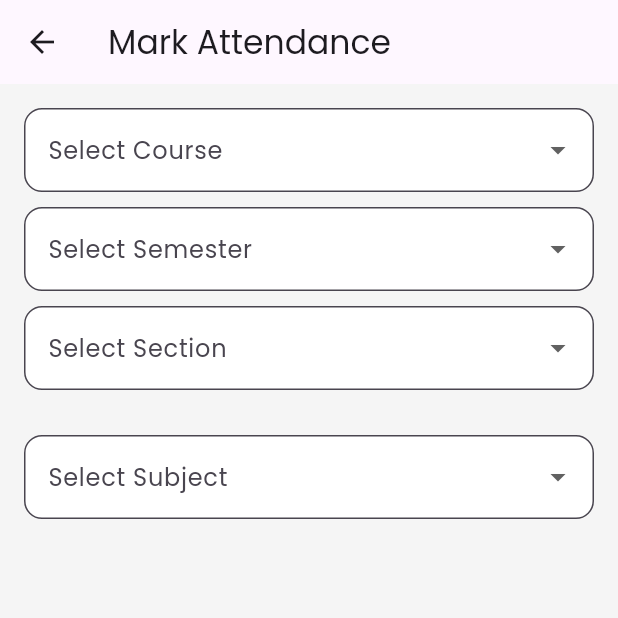
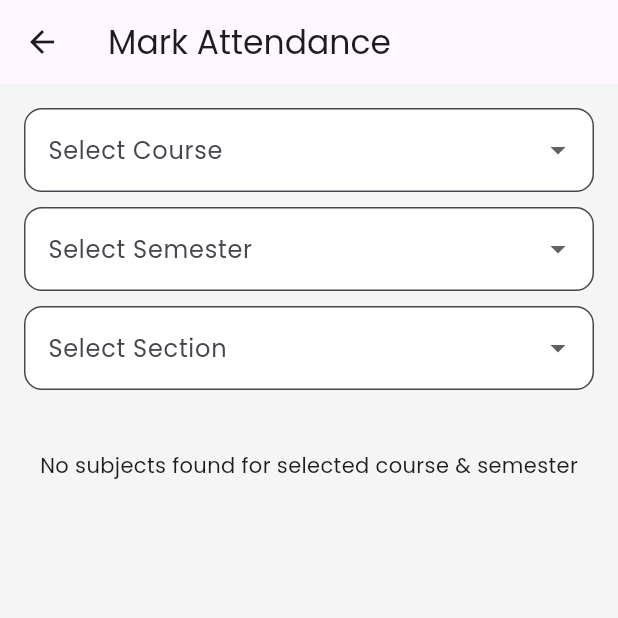
Before and after one commit to harmanbajwa2954/departmentv2, a Flutter app: the ManageAttendanceScreen screen opened directly, after a tap on "Submit Attendence", on a phone screen of 412 x 824 dp, the top half of it. Run offline on Flutter 3.47's test engine with Material 3 defaults, Android fonts, the light colour scheme and no system bars; our stand-ins replace cloud_firestore, firebase_core, google_fonts; accounts and stored records are empty.

```diff
--- a/lib/attendence/teacher_attendence_screen.dart
+++ b/lib/attendence/teacher_attendence_screen.dart
@@ -1,6 +1,8 @@
 import 'package:flutter/material.dart';
 import 'package:cloud_firestore/cloud_firestore.dart';
 import 'package:department/widgets/button.dart';
+import 'package:department/auth/auth_service.dart';
+
 // import 'package:department/widgets/textfield.dart';
 
 class TeacherMarkAttendanceScreen extends StatefulWidget {
@@ -14,8 +16,8 @@ class _TeacherMarkAttendanceScreenState extends State<TeacherMarkAttendanceScree
   String? selectedCourse;
   String? selectedSem;
   String? selectedSection;
-  final List<String> subjects = ['Computer Networks', 'Data Structures', 'Operating Systems'];
   String? selectedSubject;
+
 
 
   final List<String> courses = ['Civil Engineering','Computer Science', 'Electronics & Communication', 'Electrical', 'Mechanical Engineering'];
@@ -48,7 +50,7 @@ class _TeacherMarkAttendanceScreenState extends State<TeacherMarkAttendanceScree
 
       setState(() {});
     } catch (e) {
-      print("Error loading students: $e");
+      // print("Error loading students: $e");
       ScaffoldMessenger.of(context).showSnackBar(
         const SnackBar(content: Text('Failed to load students')),
       );
@@ -66,29 +68,45 @@ class _TeacherMarkAttendanceScreenState extends State<TeacherMarkAttendanceScree
 
     final date = DateTime.now();
     final dateString = "${date.year}-${date.month.toString().padLeft(2, '0')}-${date.day.toString().padLeft(2, '0')}";
-
+    final currentUser = AuthService().getCurrentUser();
+    final teacherUid = currentUser?.uid ?? 'unknown';
     try {
       for (var entry in attendanceMap.entries) {
         final studentId = entry.key;
         final isPresent = entry.value;
 
-        final attendanceRef = FirebaseFirestore.instance
+        // Saving inside student's attendance
+        await FirebaseFirestore.instance
             .collection('users')
             .doc(studentId)
             .collection('attendance')
-            .doc(selectedSubject!)  // ✅ Now grouped under subject
+            .doc(selectedSubject!)
             .collection('records')
-            .doc(dateString);
-
-        await attendanceRef.set({
+            .doc(dateString)
+            .set({
           'status': isPresent ? 'Present' : 'Absent',
           'timestamp': FieldValue.serverTimestamp(),
           'course': selectedCourse,
-          'year': selectedSem,
+          'semester': selectedSem,
           'section': selectedSection,
           'subject': selectedSubject,
         });
+
+        // Also saving inside teacher's attendance
+        await FirebaseFirestore.instance
+            .collection('teachers')
+            .doc(teacherUid)
+            .collection('attendance')
+            .doc('$selectedSubject - ${selectedCourse}_${selectedSem}_${selectedSection}')
+            .collection('records')
+            .doc(dateString)
+            .set({
+          'studentId': studentId,
+          'status': isPresent ? 'Present' : 'Absent',
+        });
       }
+
+
 
       ScaffoldMessenger.of(context).showSnackBar(
         const SnackBar(content: Text('Attendance submitted successfully!')),
@@ -100,11 +118,24 @@ class _TeacherMarkAttendanceScreenState extends State<TeacherMarkAttendanceScree
         selectedSubject = null;
       });
     } catch (e) {
-      print('Error submitting attendance: $e');
+      // print('Error submitting attendance: $e');
       ScaffoldMessenger.of(context).showSnackBar(
         const SnackBar(content: Text('Failed to submit attendance')),
       );
     }
+  }
+  Stream<QuerySnapshot> getSubjectsStream() {
+    if (selectedCourse == null || selectedSem == null) {
+      return const Stream.empty();
+    }
+
+    return FirebaseFirestore.instance
+        .collection('courses')
+        .doc(selectedCourse)
+        .collection('semesters')
+        .doc(selectedSem)
+        .collection('subjects')
+        .snapshots();
   }
 
 
@@ -163,7 +194,21 @@ class _TeacherMarkAttendanceScreenState extends State<TeacherMarkAttendanceScree
             const SizedBox(height: 20),
             const SizedBox(height: 10),
 
-            DropdownButtonFormField<String>(
+            const SizedBox(height: 10),
+
+            StreamBuilder<QuerySnapshot>(
+              stream: getSubjectsStream(),
+              builder: (context, snapshot) {
+                if (snapshot.connectionState == ConnectionState.waiting) {
+                  return const Center(child: CircularProgressIndicator());
+                }
+                if (!snapshot.hasData || snapshot.data!.docs.isEmpty) {
+                  return const Text('No subjects found for selected course & semester');
+                }
+
+                final subjects = snapshot.data!.docs.map((doc) => doc['name'] as String).toList();
+
+                return DropdownButtonFormField<String>(
                   decoration: const InputDecoration(labelText: 'Select Subject'),
                   value: selectedSubject,
                   items: subjects.map((subject) => DropdownMenuItem(
@@ -173,10 +218,13 @@ class _TeacherMarkAttendanceScreenState extends State<TeacherMarkAttendanceScree
                   onChanged: (value) {
                     setState(() {
                       selectedSubject = value!;
-                  loadStudentsFromFirestore(); // ⚡ Only load students once everything is selected
+                      loadStudentsFromFirestore(); // Load students once Subject is selected
                     });
                   },
+                );
+              },
             ),
+
 
             // Students List
             if (students.isNotEmpty)
--- a/lib/dashboards/teacher_dashboard.dart
+++ b/lib/dashboards/teacher_dashboard.dart
@@ -3,6 +3,7 @@ import 'package:flutter/material.dart';
 import 'package:department/attendence/teacher_attendence_screen.dart';
 import 'package:department/auth/auth_service.dart';
 import 'package:department/auth/login_screen.dart';
+import 'package:department/attendence/manage_subjects_screen.dart';
 
 
 class TeacherDashboard extends StatefulWidget {
@@ -133,7 +134,8 @@ class ManageAttendanceScreen extends StatelessWidget {
     return Scaffold(
       appBar: AppBar(title: Text('Manage Attendance')),
       body: Center(
-        child: CustomButton(
+        child: Column(
+          children: [CustomButton(
             onPressed: () {
               final currentUser = AuthService().getCurrentUser();
               final teacherId = currentUser?.uid ?? 'unknown'; // fallback just in case
@@ -146,6 +148,19 @@ class ManageAttendanceScreen extends StatelessWidget {
               );
             },
             label: 'Submit Attendence',
+          ),
+
+            CustomButton(
+              onPressed: () {
+                Navigator.push(
+                  context,
+                  MaterialPageRoute(builder: (_) => const ManageSubjectsScreen()),
+                );
+              },
+              label: 'Manage Subjects',
+            ),
+
+          ]
         ),
       ),
     );
--- a/lib/widgets/button.dart
+++ b/lib/widgets/button.dart
@@ -8,7 +8,12 @@ class CustomButton extends StatelessWidget {
 
   @override
   Widget build(BuildContext context) {
-    return ElevatedButton(
+    final width = MediaQuery.of(context).size.width;
+    final height = MediaQuery.of(context).size.height;
+    return Container(
+      margin: EdgeInsets.symmetric(horizontal: width *0.05),
+      padding: EdgeInsets.symmetric(horizontal: width *0.05,vertical: height*0.05),
+      child: ElevatedButton(
         style: ElevatedButton.styleFrom(
           elevation: 3,
           backgroundColor: Colors.deepPurple,
@@ -27,6 +32,7 @@ class CustomButton extends StatelessWidget {
             fontWeight: FontWeight.w500,
           ),
         ),
+      ),
     );
   }
 }
```
Also changed, not shown: lib/attendence/manage_subjects_screen.dart (added, +176 -0 lines), 2 other files. Lines whose indentation alone changed are shown as unchanged.
